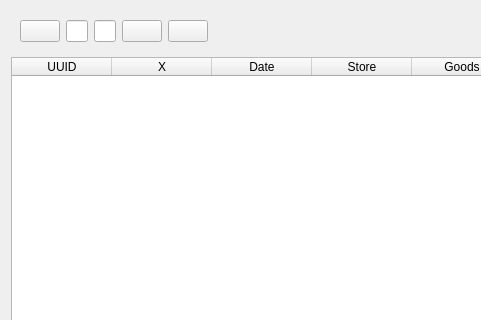
End1-1/Cafe5, file Shop/storeinput.ui: the form before one commit; both pictures show x 0 to 481 and y 0 to 320 of the 868 by 539 pixel window.
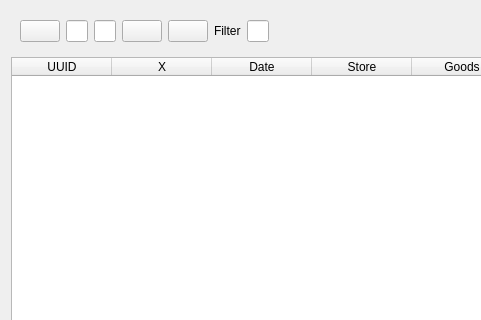
The form after the commit. Icons and pictures are not drawn. Custom widgets are drawn as their Qt base class.

Patch:
```diff
--- a/Shop/storeinput.ui
+++ b/Shop/storeinput.ui
@@ -79,6 +79,16 @@
         </property>
        </widget>
       </item>
+      <item>
+       <widget class="QLabel" name="label_2">
+        <property name="text">
+         <string>Filter</string>
+        </property>
+       </widget>
+      </item>
+      <item>
+       <widget class="QLineEdit" name="leFilter"/>
+      </item>
       <item>
        <spacer name="horizontalSpacer">
         <property name="orientation">
```
